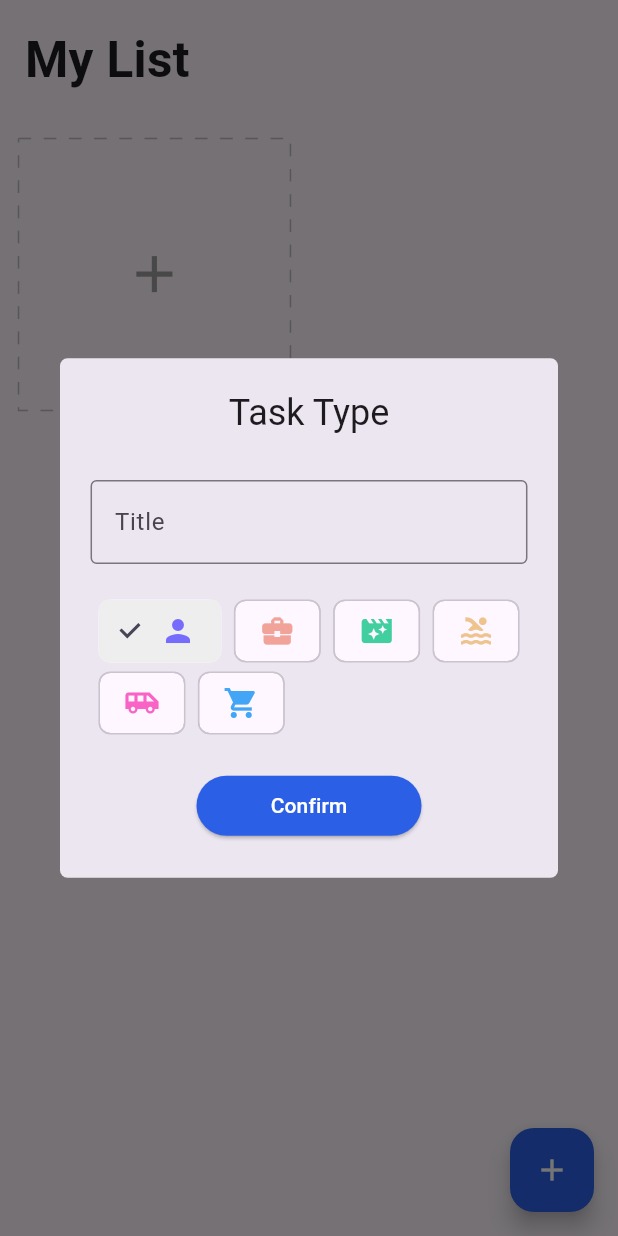
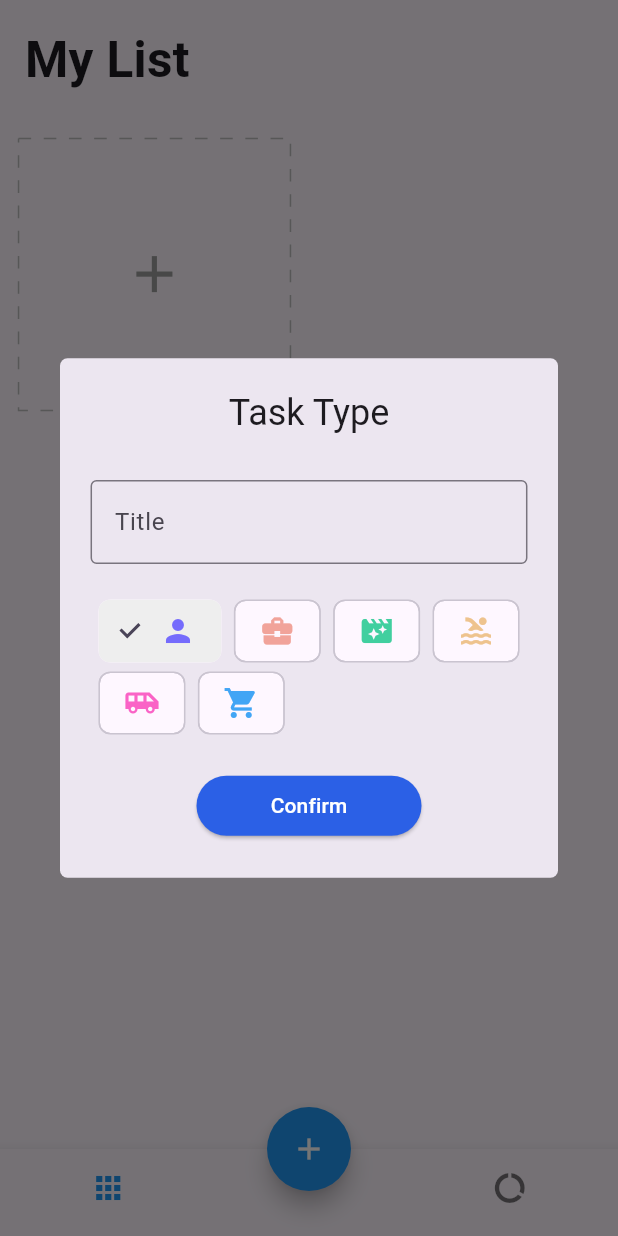
Before and after one commit to mike1tesla/Todo-app, a Flutter app: the screen it shows after launch, after a tap on the "add" icon, on a phone screen of 412 x 824 dp. Run offline on Flutter 3.47's test engine with Material 3 defaults, Android fonts, the phone set to English and light mode, and no system bars; drawn by our look-alikes of dotted_border; our stand-ins replace equatable, flutter_easyloading, get, get_storage, step_progress_indicator.

Commit message:
Report page

```diff
--- a/lib/app/modules/home/home_view.dart
+++ b/lib/app/modules/home/home_view.dart
@@ -6,6 +6,7 @@ import 'package:todo/app/modules/home/home_controller.dart';
 import 'package:todo/app/modules/home/widgets/add_card.dart';
 import 'package:todo/app/modules/home/widgets/add_dialog.dart';
 import 'package:todo/app/modules/home/widgets/task_card.dart';
+import 'package:todo/app/modules/report/report_view.dart';
 
 import '../../core/values/color.dart';
 import '../../data/models/task.dart';
@@ -16,7 +17,11 @@ class HomePage extends GetView<HomeController> {
   @override
   Widget build(BuildContext context) {
     return Scaffold(
-      body: SafeArea(
+      body: Obx(
+        ()=> IndexedStack(
+          index: controller.tabIndex.value,
+          children: [
+            SafeArea(
               child: ListView(
                 children: [
                   Padding(
@@ -51,12 +56,17 @@ class HomePage extends GetView<HomeController> {
                 ],
               ),
             ),
+            ReportPage(),
+          ],
+        ),
+      ),
       // Xóa hoặc thêm mới todos task
       // LongPressDraggable sẽ đi cùng DragTarget
       floatingActionButton: DragTarget<Task>(builder: (_, __, ___) {
         return Obx(
           () => FloatingActionButton(
-            backgroundColor: controller.deleting.value ? Colors.red : blue,
+            shape: RoundedRectangleBorder(borderRadius: BorderRadius.circular(40)),
+            backgroundColor: controller.deleting.value ? Colors.red.shade300 : Colors.blue,
             foregroundColor: Colors.white,
             // kiểm tra nếu không có bất kì 1 tasks nào thì không thể hiện lên add_dialog
             onPressed: () {
@@ -76,6 +86,38 @@ class HomePage extends GetView<HomeController> {
           EasyLoading.showSuccess('Delete Success');
         },
       ),
+      floatingActionButtonLocation: FloatingActionButtonLocation.centerDocked,
+      bottomNavigationBar: Theme(
+        data: ThemeData(
+          splashColor: Colors.transparent,
+          highlightColor: Colors.transparent,
+        ),
+        child: Obx(
+            ()=> BottomNavigationBar(
+            onTap: (int index) => controller.changeTabIndex(index),
+            currentIndex: controller.tabIndex.value,
+            showUnselectedLabels: false,
+            showSelectedLabels: false,
+            selectedItemColor: Colors.blue,
+            items: [
+              BottomNavigationBarItem(
+                label: "Home",
+                icon: Padding(
+                  padding: EdgeInsets.only(right: 15.0.wp),
+                  child: const Icon(Icons.apps),
+                ),
+              ),
+              BottomNavigationBarItem(
+                label: "Report",
+                icon: Padding(
+                  padding: EdgeInsets.only(left: 15.0.wp),
+                  child: const Icon(Icons.data_usage),
+                ),
+              )
+            ],
+          ),
+        ),
+      ),
     );
   }
 }
--- /dev/null
+++ b/lib/app/modules/report/report_view.dart
@@ -0,0 +1,17 @@
+import 'package:flutter/material.dart';
+import 'package:get/get.dart';
+import 'package:todo/app/modules/home/home_controller.dart';
+
+class ReportPage extends StatelessWidget {
+  final homeCtrl = Get.find<HomeController>();
+  ReportPage({super.key});
+
+  @override
+  Widget build(BuildContext context) {
+    return Scaffold(
+      body: Center(
+        child: Text("Report page"),
+      ),
+    );
+  }
+}
```
Also changed, not shown: lib/app/modules/home/home_controller.dart (+28 -0 lines). Lines whose indentation alone changed are shown as unchanged.
